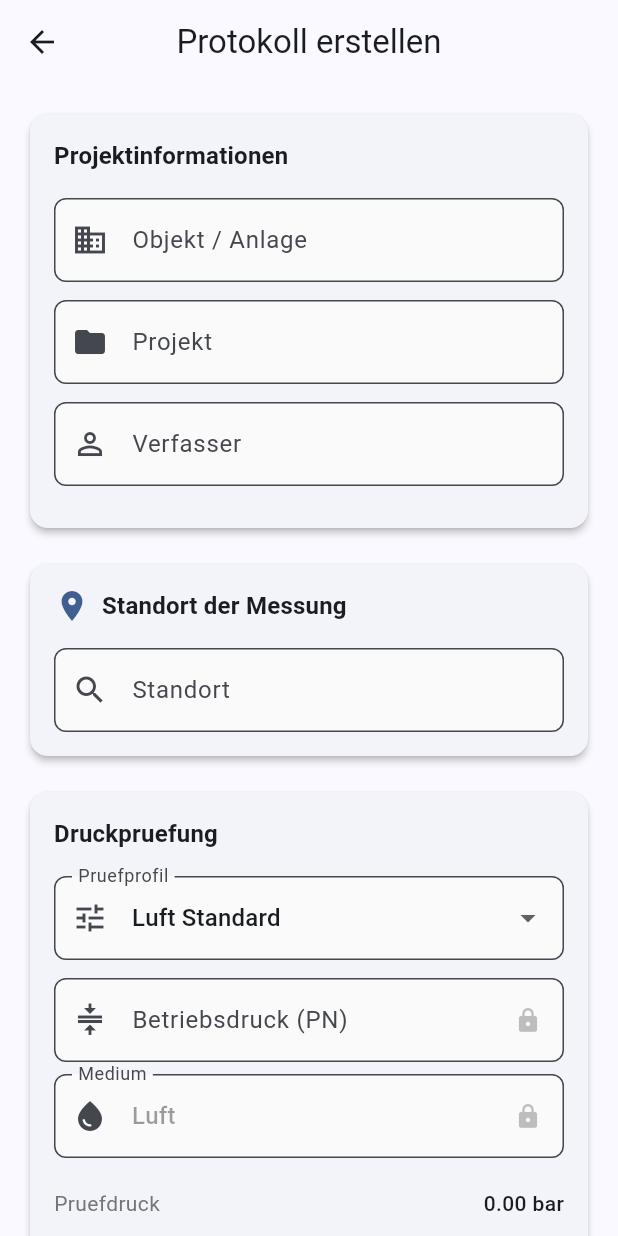
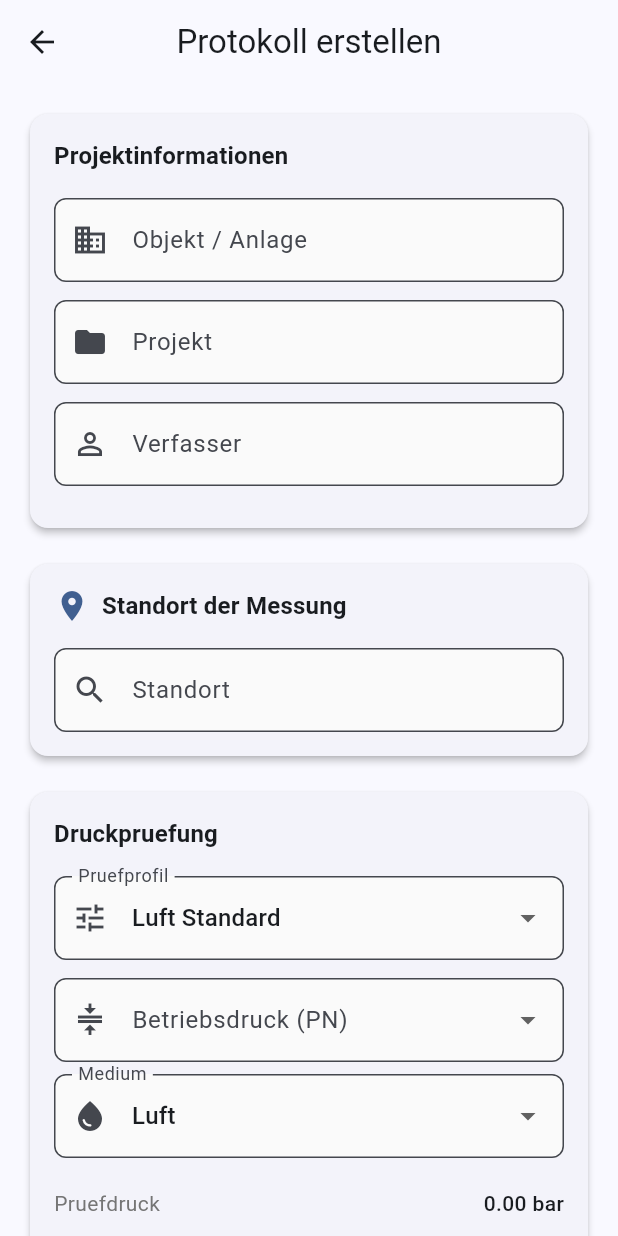
Before and after one commit to someFisherman/prezio-v2, a Flutter app: the ProtocolFormScreen screen opened directly with empty values, on a phone screen of 412 x 824 dp. Run offline on Flutter 3.47's test engine with Material 3 defaults, Android fonts, the phone set to English and light mode, and no system bars; our stand-ins replace csv, fl_chart, flutter_riverpod, geolocator, pdf, shared_preferences and 1 more; missing offline and left inert: flutter_email_sender; accounts and stored records are empty; statements that could not run were skipped.

Commit message:
PN und Medium im Protokoll immer editierbar, Lock entfernt
Made-with: Cursor

```diff
--- a/lib/screens/protocol_form_screen.dart
+++ b/lib/screens/protocol_form_screen.dart
@@ -49,7 +49,7 @@ class _ProtocolFormScreenState extends ConsumerState<ProtocolFormScreen> {
   late TextEditingController _customRatioController;
   late TextEditingController _customGapController;
 
-  bool get _hasLockedParams => widget.measurement.hasRecordingMetadata;
+
 
   @override
   void initState() {
@@ -530,15 +530,9 @@ class _ProtocolFormScreenState extends ConsumerState<ProtocolFormScreen> {
   Widget _buildPNDropdown() {
     return DropdownButtonFormField<int>(
       initialValue: _selectedPN,
-      decoration: InputDecoration(
+      decoration: const InputDecoration(
         labelText: 'Betriebsdruck (PN)',
-        prefixIcon: const Icon(Icons.compress),
-        suffixIcon: _hasLockedParams
-            ? const Tooltip(
-                message: 'Bei Aufzeichnungsstart festgelegt',
-                child: Icon(Icons.lock, size: 18),
-              )
-            : null,
+        prefixIcon: Icon(Icons.compress),
       ),
       items: TestProfile.pnValues.map((pn) {
         return DropdownMenuItem(
@@ -546,9 +540,7 @@ class _ProtocolFormScreenState extends ConsumerState<ProtocolFormScreen> {
           child: Text('PN $pn'),
         );
       }).toList(),
-      onChanged: _hasLockedParams
-          ? null
-          : (value) {
+      onChanged: (value) {
         if (value != null) {
           setState(() => _selectedPN = value);
           _runValidation();
@@ -560,15 +552,9 @@ class _ProtocolFormScreenState extends ConsumerState<ProtocolFormScreen> {
   Widget _buildMediumDropdown() {
     return DropdownButtonFormField<TestMedium>(
       initialValue: _selectedMedium,
-      decoration: InputDecoration(
+      decoration: const InputDecoration(
         labelText: 'Medium',
-        prefixIcon: const Icon(Icons.water_drop),
-        suffixIcon: _hasLockedParams
-            ? const Tooltip(
-                message: 'Bei Aufzeichnungsstart festgelegt',
-                child: Icon(Icons.lock, size: 18),
-              )
-            : null,
+        prefixIcon: Icon(Icons.water_drop),
       ),
       items: TestMedium.values.map((medium) {
         return DropdownMenuItem(
@@ -576,9 +562,7 @@ class _ProtocolFormScreenState extends ConsumerState<ProtocolFormScreen> {
           child: Text(medium.displayName),
         );
       }).toList(),
-      onChanged: _hasLockedParams
-          ? null
-          : (value) {
+      onChanged: (value) {
         if (value != null) {
           setState(() => _selectedMedium = value);
           _runValidation();
```
Lines whose indentation alone changed are shown as unchanged.
